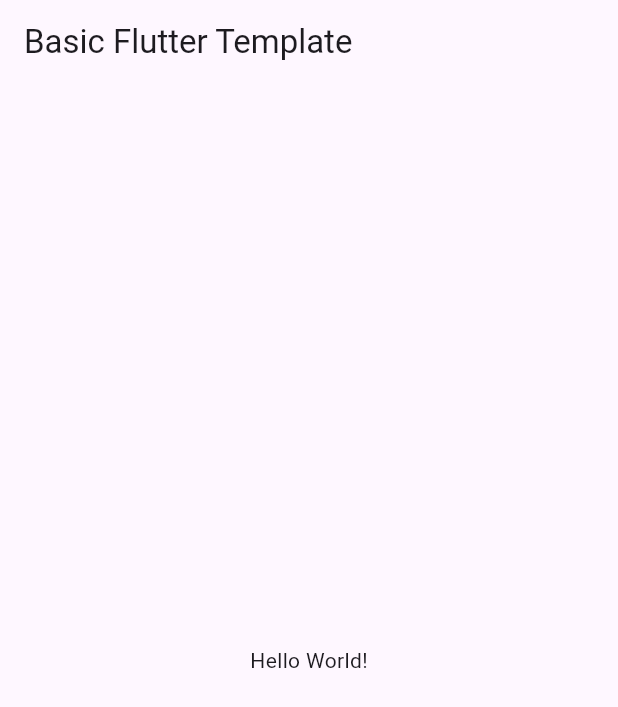
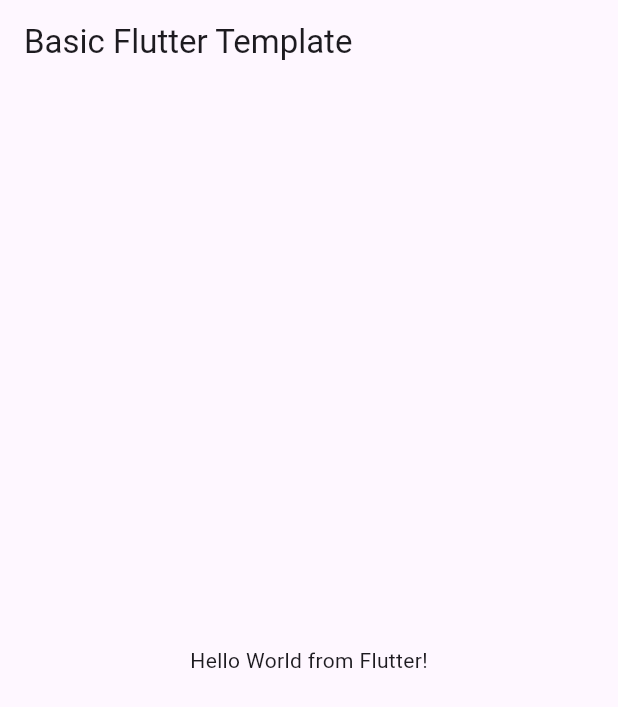
Before and after one commit to maxj4/basic_flutter_template, a Flutter app: the screen it shows after launch, on a phone screen of 412 x 824 dp. Shown: the top 707 px of the screen. Run offline on Flutter 3.47's test engine with Material 3 defaults, Android fonts, the phone set to English and light mode, and no system bars; generated files the repository leaves out were written again.

```diff
--- /dev/null
+++ b/l10n.yaml
@@ -0,0 +1,3 @@
+arb-dir: lib/l10n
+template-arb-file: app_en.arb
+output-localization-file: app_localizations.dart
--- /dev/null
+++ b/lib/l10n/app_de.arb
@@ -0,0 +1,3 @@
+{
+    "helloWorld": "Hallo Welt von {name}!"
+}
--- a/lib/main.dart
+++ b/lib/main.dart
@@ -1,4 +1,6 @@
+import 'package:basic_flutter_template/utils/extensions/buildcontext/loc.dart';
 import 'package:flutter/material.dart';
+import 'package:flutter_gen/gen_l10n/app_localizations.dart';
 
 void main() {
   runApp(const MyApp());
@@ -12,6 +14,9 @@ class MyApp extends StatelessWidget {
     return const MaterialApp(
       title: 'Basic Flutter Template',
       debugShowCheckedModeBanner: false,
+      localizationsDelegates: AppLocalizations.localizationsDelegates,
+      supportedLocales: AppLocalizations.supportedLocales,
+      locale: Locale('en'), // Remove this to use device locale
       home: MyHomePage(),
     );
   }
@@ -26,8 +31,8 @@ class MyHomePage extends StatelessWidget {
       appBar: AppBar(
         title: const Text('Basic Flutter Template'),
       ),
-      body: const Center(
-        child: Text('Hello World!'),
+      body: Center(
+        child: Text(context.loc.helloWorld('Flutter')),
       ),
     );
   }
--- /dev/null
+++ b/lib/utils/extensions/buildcontext/loc.dart
@@ -0,0 +1,6 @@
+import 'package:flutter/material.dart';
+import 'package:flutter_gen/gen_l10n/app_localizations.dart';
+
+extension Localization on BuildContext {
+  AppLocalizations get loc => AppLocalizations.of(this)!;
+}
```
Also changed, not shown: lib/l10n/app_en.arb (added, +12 -0 lines), pubspec.yaml (+6 -1 lines), pubspec.lock, 2 other files.
